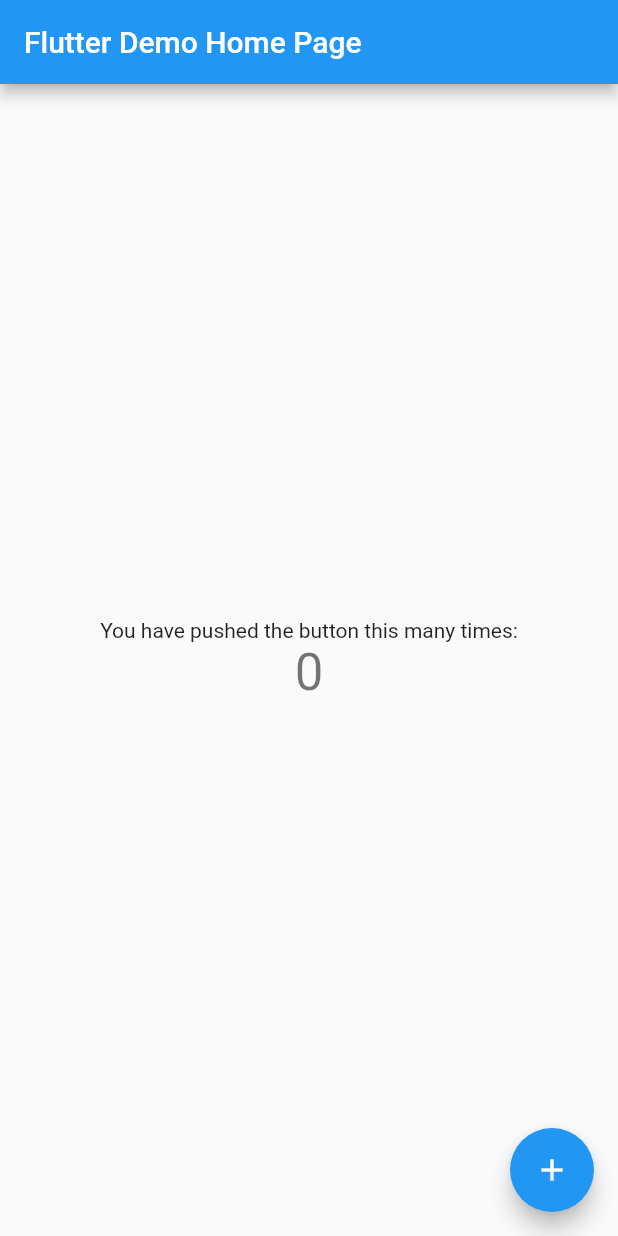
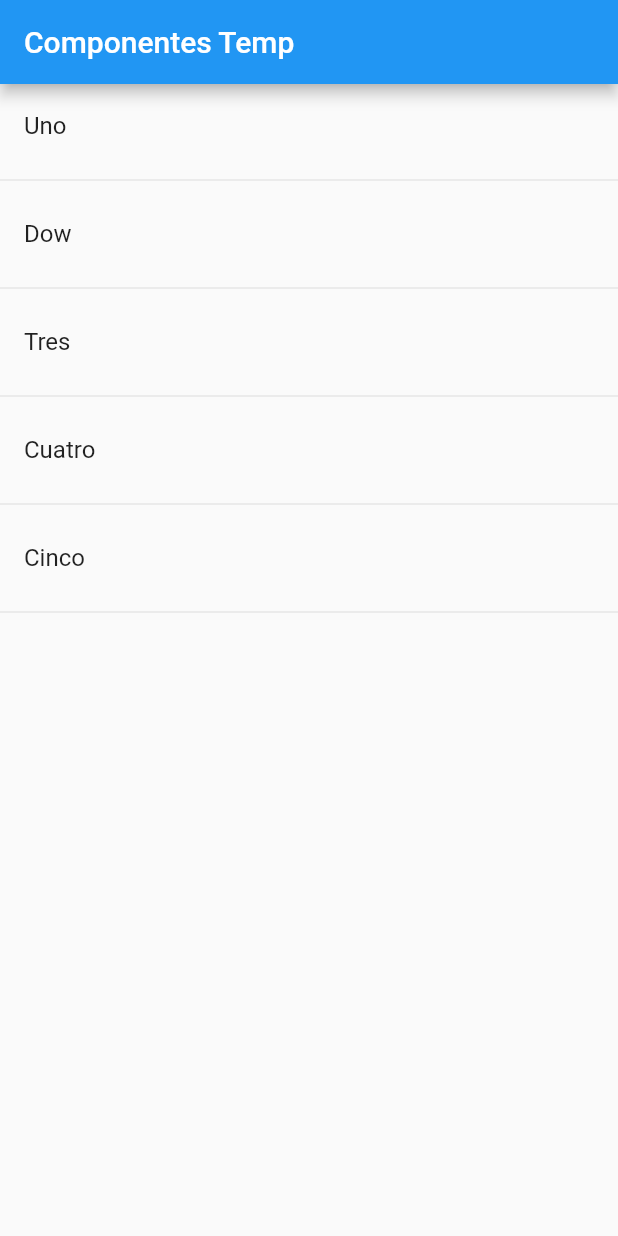
Before and after one commit to lskywolfll/Flutter_Componentes, a Flutter app: the screen it shows after launch, on a phone screen of 412 x 824 dp. Run offline on Flutter 3.47's test engine with Material 2 defaults, Android fonts, the phone set to English and light mode, and no system bars.

Commit message:
se agrega un list view

```diff
--- a/lib/main.dart
+++ b/lib/main.dart
@@ -1,117 +1,15 @@
+import 'package:componentes/src/pages/home_temp.dart';
 import 'package:flutter/material.dart';
 
-void main() {
-  runApp(MyApp());
-}
+void main() => runApp(MyApp());
 
 class MyApp extends StatelessWidget {
-  // This widget is the root of your application.
   @override
   Widget build(BuildContext context) {
     return MaterialApp(
-      title: 'Flutter Demo',
-      theme: ThemeData(
-        // This is the theme of your application.
-        //
-        // Try running your application with "flutter run". You'll see the
-        // application has a blue toolbar. Then, without quitting the app, try
-        // changing the primarySwatch below to Colors.green and then invoke
-        // "hot reload" (press "r" in the console where you ran "flutter run",
-        // or simply save your changes to "hot reload" in a Flutter IDE).
-        // Notice that the counter didn't reset back to zero; the application
-        // is not restarted.
-        primarySwatch: Colors.blue,
-        // This makes the visual density adapt to the platform that you run
-        // the app on. For desktop platforms, the controls will be smaller and
-        // closer together (more dense) than on mobile platforms.
-        visualDensity: VisualDensity.adaptivePlatformDensity,
-      ),
-      home: MyHomePage(title: 'Flutter Demo Home Page'),
+      debugShowCheckedModeBanner: false,
+      title: 'Componentes App',
+      home: HomePageTemp(),
     );
   }
 }
-
-class MyHomePage extends StatefulWidget {
-  MyHomePage({Key key, this.title}) : super(key: key);
-
-  // This widget is the home page of your application. It is stateful, meaning
-  // that it has a State object (defined below) that contains fields that affect
-  // how it looks.
-
-  // This class is the configuration for the state. It holds the values (in this
-  // case the title) provided by the parent (in this case the App widget) and
-  // used by the build method of the State. Fields in a Widget subclass are
-  // always marked "final".
-
-  final String title;
-
-  @override
-  _MyHomePageState createState() => _MyHomePageState();
-}
-
-class _MyHomePageState extends State<MyHomePage> {
-  int _counter = 0;
-
-  void _incrementCounter() {
-    setState(() {
-      // This call to setState tells the Flutter framework that something has
-      // changed in this State, which causes it to rerun the build method below
-      // so that the display can reflect the updated values. If we changed
-      // _counter without calling setState(), then the build method would not be
-      // called again, and so nothing would appear to happen.
-      _counter++;
-    });
-  }
-
-  @override
-  Widget build(BuildContext context) {
-    // This method is rerun every time setState is called, for instance as done
-    // by the _incrementCounter method above.
-    //
-    // The Flutter framework has been optimized to make rerunning build methods
-    // fast, so that you can just rebuild anything that needs updating rather
-    // than having to individually change instances of widgets.
-    return Scaffold(
-      appBar: AppBar(
-        // Here we take the value from the MyHomePage object that was created by
-        // the App.build method, and use it to set our appbar title.
-        title: Text(widget.title),
-      ),
-      body: Center(
-        // Center is a layout widget. It takes a single child and positions it
-        // in the middle of the parent.
-        child: Column(
-          // Column is also a layout widget. It takes a list of children and
-          // arranges them vertically. By default, it sizes itself to fit its
-          // children horizontally, and tries to be as tall as its parent.
-          //
-          // Invoke "debug painting" (press "p" in the console, choose the
-          // "Toggle Debug Paint" action from the Flutter Inspector in Android
-          // Studio, or the "Toggle Debug Paint" command in Visual Studio Code)
-          // to see the wireframe for each widget.
-          //
-          // Column has various properties to control how it sizes itself and
-          // how it positions its children. Here we use mainAxisAlignment to
-          // center the children vertically; the main axis here is the vertical
-          // axis because Columns are vertical (the cross axis would be
-          // horizontal).
-          mainAxisAlignment: MainAxisAlignment.center,
-          children: <Widget>[
-            Text(
-              'You have pushed the button this many times:',
-            ),
-            Text(
-              '$_counter',
-              style: Theme.of(context).textTheme.headline4,
-            ),
-          ],
-        ),
-      ),
-      floatingActionButton: FloatingActionButton(
-        onPressed: _incrementCounter,
-        tooltip: 'Increment',
-        child: Icon(Icons.add),
-      ), // This trailing comma makes auto-formatting nicer for build methods.
-    );
-  }
-}
--- /dev/null
+++ b/lib/src/pages/home_temp.dart
@@ -0,0 +1,33 @@
+import 'package:flutter/material.dart';
+
+class HomePageTemp extends StatelessWidget {
+  final opciones = ['Uno', 'Dow', 'Tres', 'Cuatro', 'Cinco'];
+
+  @override
+  Widget build(BuildContext context) {
+    return Scaffold(
+      appBar: AppBar(
+        title: Text('Componentes Temp'),
+      ),
+      body: ListView(
+        children: _crearItems(),
+      ),
+    );
+  }
+
+  List<Widget> _crearItems() {
+    List<Widget> lista = new List<Widget>();
+
+    for (String opt in opciones) {
+      final tempWidget = ListTile(
+        title: Text(opt),
+      );
+
+      lista..add(tempWidget)..add(Divider());
+    }
+
+    return lista;
+  }
+
+  List<Widget> _crearItemsCorto() {}
+}
```
